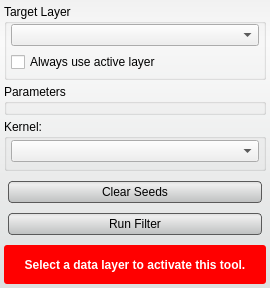
SCIInstitute/Seg3D, file src/Interface/ToolInterface/RadialBasisFunctionToolInterface.ui: the form before one commit.
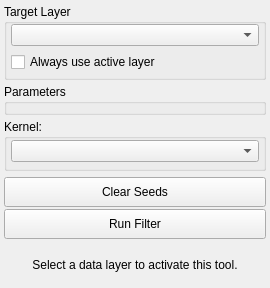
The form after the commit. Custom widgets are drawn as their Qt base class.

```diff
--- a/src/Interface/ToolInterface/RadialBasisFunctionToolInterface.ui
+++ b/src/Interface/ToolInterface/RadialBasisFunctionToolInterface.ui
@@ -13,33 +13,6 @@
   <property name="windowTitle">
    <string>Radial Basis Function Tool</string>
   </property>
-  <property name="styleSheet">
-   <string notr="true">QWidget#RadialBasisFunctionToolInterface{
-	border-radius: 3px;
-	background-color: qlineargradient(spread:pad, x1:0.5, y1:0, x2:0.5, y2:0.960227, stop:0 rgba(241, 241, 241, 255), stop:0.155779 rgba(250, 250, 250, 255), stop:1 rgba(222, 224, 224, 255));       
-}
-
-QPushButton{
-	background-color: qlineargradient(spread:pad, x1:0.5, y1:0, x2:0.5, y2:0.960227, stop:0 rgba(221, 221, 221, 255), stop:0.155779 rgba(238, 238, 238, 255), stop:1 rgba(192, 194, 194, 255));
-	border-radius: 4px;
-	border: 1px solid rgb(90, 90, 90);
-	margin:4px;
-}
-
-QPushButton:hover{
-	background-color: qlineargradient(spread:pad, x1:0.5, y1:0, x2:0.5, y2:1, stop:0 rgba(195, 195, 195, 255), stop:0.253769 rgba(206, 206, 206, 255), stop:1 rgba(185, 185, 185, 255));
-	border-radius: 4px;
-	border: 1px solid rgb(90, 90, 90);
-	margin:4px;
-}
-
-QPushButton:pressed{
-	background-color: qlineargradient(spread:pad, x1:0.5, y1:0, x2:0.5, y2:1, stop:0 rgba(150, 150, 150, 255), stop:0.753769 rgba(206, 206, 206, 255), stop:1 rgba(185, 185, 185, 255));
-	border-radius: 4px;
-	border: 1px solid rgb(90, 90, 90);
-	margin:4px;
-}</string>
-  </property>
   <layout class="QVBoxLayout" name="verticalLayout">
    <property name="spacing">
     <number>4</number>
@@ -264,17 +237,6 @@
        <height>32</height>
       </size>
      </property>
-     <property name="styleSheet">
-      <string notr="true">QLabel#message_{
-  color: white;
-  font: bold;
-}
-
-QWidget#messageAlert_{
-  border-radius: 3px;
-  background-color: red;
-}</string>
-     </property>
      <layout class="QHBoxLayout" name="horizontalLayout_4">
       <property name="spacing">
        <number>0</number>
```
Left out of the diff: 3 changed lines with no effect on the pictures.
